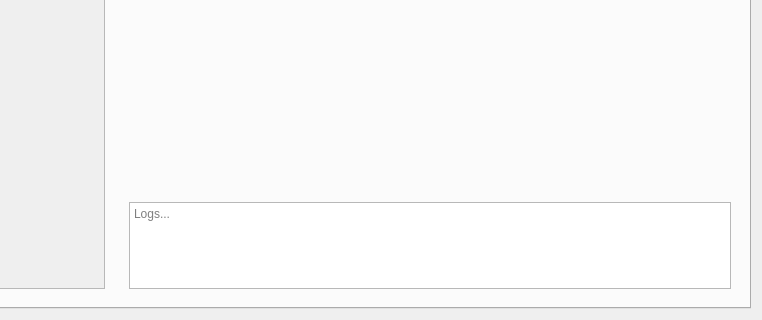
Above: main.ui from VitoCammarata/YTManager before the change; both pictures show x 238 to 1000 and y 380 to 700 of the 1000 by 700 pixel window. Below: the same form after it.
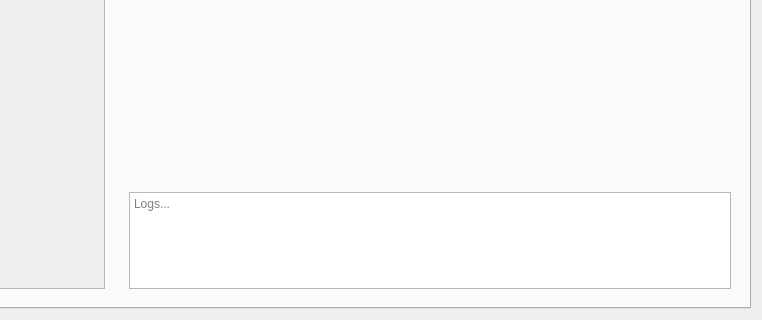
That is the form after the change. Icons and pictures are not drawn.

Commit message: changed funtion positioning

The edit to the form file:
```diff
--- a/main.ui
+++ b/main.ui
@@ -300,7 +300,7 @@
              <property name="maximumSize">
               <size>
                <width>16777215</width>
-               <height>130</height>
+               <height>150</height>
               </size>
              </property>
              <property name="placeholderText">
```
Left out of the diff: 3 changed lines with no effect on the pictures. The commit also changes 1 other file.
